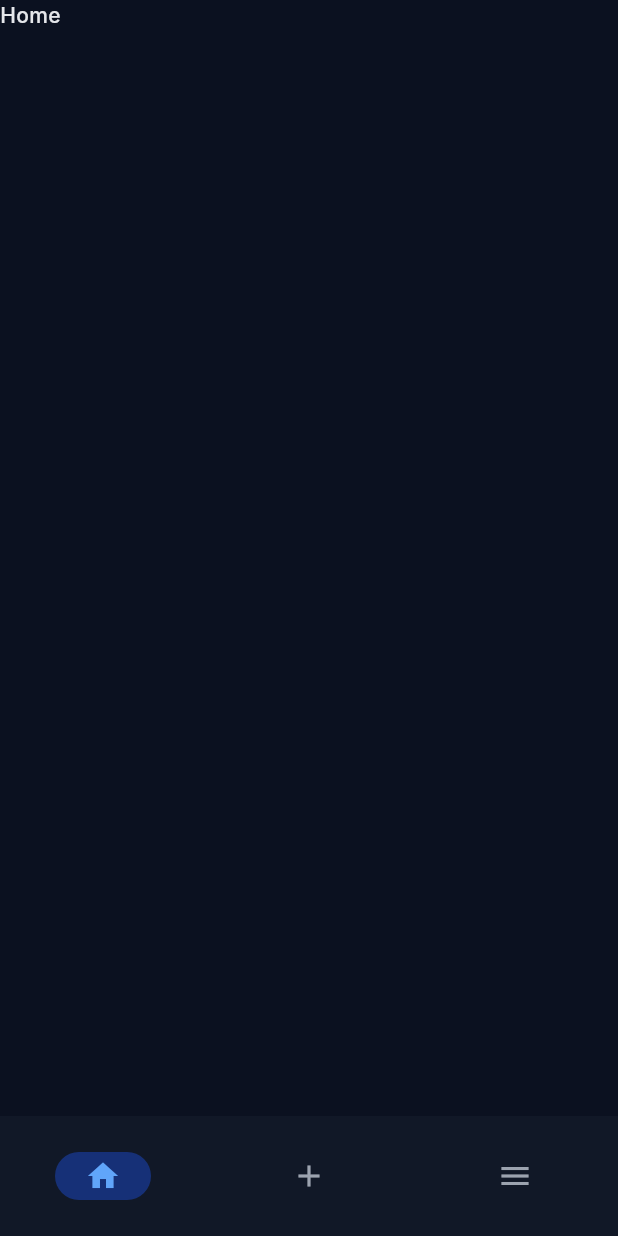
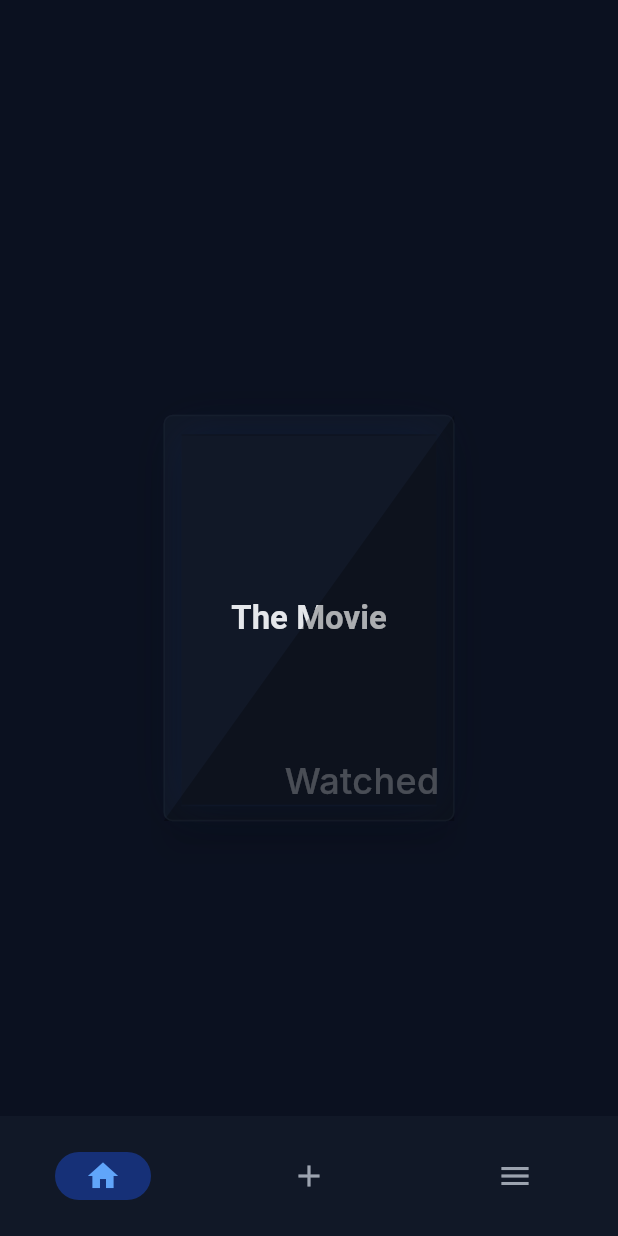
Before and after one commit to Bjorneee/movie_show_watchlist, a Flutter app: the screen it shows after launch, on a phone screen of 412 x 824 dp. Run offline on Flutter 3.47's test engine with Material 3 defaults, Android fonts, the phone set to English and light mode, and no system bars; our stand-ins replace device_preview; missing offline and left inert: window_manager; Roboto replaces fonts that are missing (Inter, Poppins).

Commit message:
Implemented MediaCard Widget Primary container to be used for displaying movie cards

```diff
--- a/lib/classes/custom_widgets.dart
+++ b/lib/classes/custom_widgets.dart
@@ -1,9 +1,22 @@
 import 'package:flutter/material.dart';
+import 'package:movie_show_watchlist/classes/media.dart';
+
+
+
+/* ======================================================
+ *
+ *                  CONTAINERS TO USE
+ *
+ ======================================================== */
+
+
 
 /* =================== Movie Card =====================
  *
  * General template for a movie/show card to
- * be used on all pages.
+ * be used on all pages. Though there are width/height
+ * fields, sizes should be responsive for the app (
+ * determined by parent container)
  *
  * Home:  Used as list items representing
  *        media instances. Can be clicked to redirect
@@ -13,7 +26,9 @@ import 'package:flutter/material.dart';
  * Add:   Used to display the cover of the
  *        selected movie from search. If no item is
  *        searched, then can be clicked to prompt
- *        the user to add an image.
+ *        the user to add an image. (Since mediaItem
+ *        is required, you can create a media instance
+ *        with title: '+' to match figma design)
  *
  * Details: Displays the current movie cover or
  *          title if no cover exists.
@@ -22,10 +37,124 @@ import 'package:flutter/material.dart';
 
 class MediaCard extends StatelessWidget {
 
-  const MediaCard ({super.key});
+  final double? width;
+  final double? height;
+  final Media mediaItem;
+  final Function()? onClick;
+
+  const MediaCard ({
+    super.key,
+    this.width,
+    this.height,
+    required this.mediaItem,
+    this.onClick
+  });
 
   @override
   Widget build(BuildContext context) {
-    return Container();
+    return InkWell(
+      onTap: onClick,
+      child: Card(
+        child: Stack(
+          children: [
+
+            Container(
+              width: width,
+              height: height,
+              margin: EdgeInsets.all(12),
+              decoration: BoxDecoration(
+                boxShadow: [
+                  BoxShadow(
+                    color: Color(0x262563EB),
+                    offset: Offset(0, 1),
+                    blurRadius: 20,
+                    blurStyle: .outer,
+                    spreadRadius: 0
+                  ),
+                  BoxShadow(
+                    color: Color(0x66000000),
+                    offset: Offset(0, 2),
+                    blurRadius: 30,
+                    blurStyle: .outer,
+                    spreadRadius: 0
+                  )
+                ]
+              ),
+              child: Center(
+                child: (mediaItem.coverImagePath != null)
+                  ? Image.asset(mediaItem.coverImagePath!)
+                  : Text(
+                    mediaItem.title,
+                    style: Theme.of(context).textTheme.titleLarge,
+                  )
+              ),
+            ),
+
+            Positioned.fill(
+              child: (mediaItem.status != Status.notWatched)
+                ? MediaCardOverlay(status: mediaItem.status)
+                : Text(''),
+            )
+
+          ],
+        )
+      )
+    );
   }
 }
+
+
+
+/* ======================================================
+ *
+ *                  HELPERS (DO NOT USE)
+ *
+ ======================================================== */
+
+
+
+class MediaCardOverlay extends StatelessWidget {
+
+  final Status status;
+
+  const MediaCardOverlay ({
+    super.key,
+    required this.status
+  });
+
+  @override
+  Widget build(BuildContext context) {
+    return ClipPath (
+      clipper: RightTriangleClipper(),
+      child: Container(
+        padding: EdgeInsets.all(10),
+        color: status.color.withAlpha(0x3F),
+        child: Align(
+          alignment: .bottomRight,
+          child: Text(
+            status.string,
+            style: TextStyle(
+              fontSize: 24,
+              color: Color(0x3FFFFFFF)
+            ),
+          ),
+        )
+      )
+    );
+  }
+}
+
+class RightTriangleClipper extends CustomClipper<Path> {
+  @override
+  Path getClip(Size size) {
+    Path path = Path();
+    path.moveTo(0, size.height);
+    path.lineTo(size.width, 0);
+    path.lineTo(size.width, size.height);
+    path.close();
+    return path;
+  }
+
+  @override
+  bool shouldReclip(CustomClipper<Path> oldClipper) => false;
+}
--- a/lib/classes/media.dart
+++ b/lib/classes/media.dart
@@ -26,10 +26,14 @@ enum Genre {
 }
 
 enum Status {
-  notWatched,
-  watching,
-  watched,
-  dropped
+  notWatched('Not Watched', Colors.transparent),
+  watching('Watching', Color.fromARGB(255, 0, 130, 4)),
+  watched('Watched', Colors.black),
+  dropped('Dropped', Color.fromARGB(255, 130, 4, 0));
+
+  final String string;
+  final Color color;
+  const Status(this.string, this.color);
 }
 
 class Media {
@@ -37,14 +41,14 @@ class Media {
   String title;
   List<Genre>? genres;
   List<String>? directors;
-  AssetImage? coverImage;
+  String? coverImagePath;
   Status status;
 
   Media ({
     required this.title,
     this.genres,
     this.directors,
-    this.coverImage,
+    this.coverImagePath,
     this.status = Status.notWatched
   });
 
--- a/lib/classes/themes.dart
+++ b/lib/classes/themes.dart
@@ -169,7 +169,7 @@ ThemeData defaultDarkTheme() {
       shadowColor: scheme.shadow.withValues(alpha: 0.40),
       elevation: 10,
       shape: RoundedRectangleBorder(
-        borderRadius: BorderRadius.circular(18),
+        borderRadius: BorderRadius.circular(6),
         side: BorderSide(
           color: scheme.outline.withValues(alpha: 0.35),
         ),
--- a/lib/pages/home_screen.dart
+++ b/lib/pages/home_screen.dart
@@ -1,6 +1,12 @@
 import 'package:flutter/material.dart';
+import 'package:movie_show_watchlist/classes/media.dart';
 import 'package:movie_show_watchlist/classes/model.dart';
+import 'package:movie_show_watchlist/classes/custom_widgets.dart';
 
+final Media test = Media(
+  title: 'The Movie',
+  status: Status.watched // Status changes card overlay color
+);
 
 class HomeScreen extends StatefulWidget {
 
@@ -16,6 +22,10 @@ class _HomeScreen extends State<HomeScreen> {
   @override
   Widget build(BuildContext context) {
 
-    return Scaffold(body: Text('Home'));
+    return Scaffold(
+      body: Center(
+        child: MediaCard(width: 170, height: 247, mediaItem: test) // Test card. Remove as needed.
+      )
+    );
   }
 }
```
